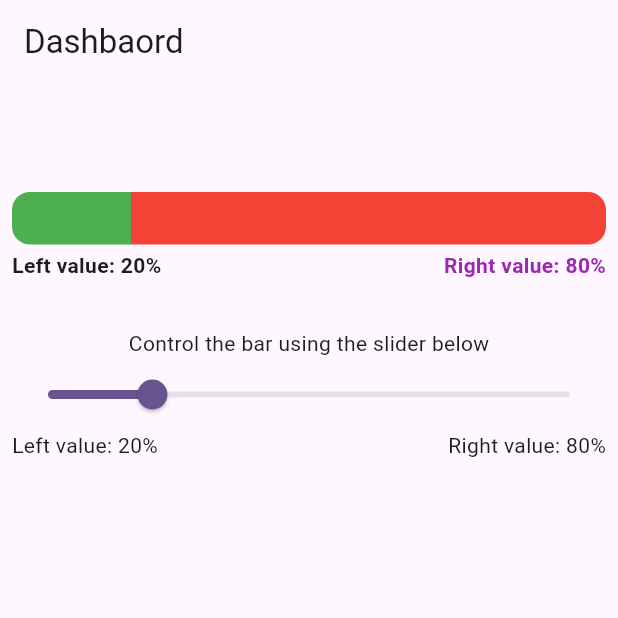
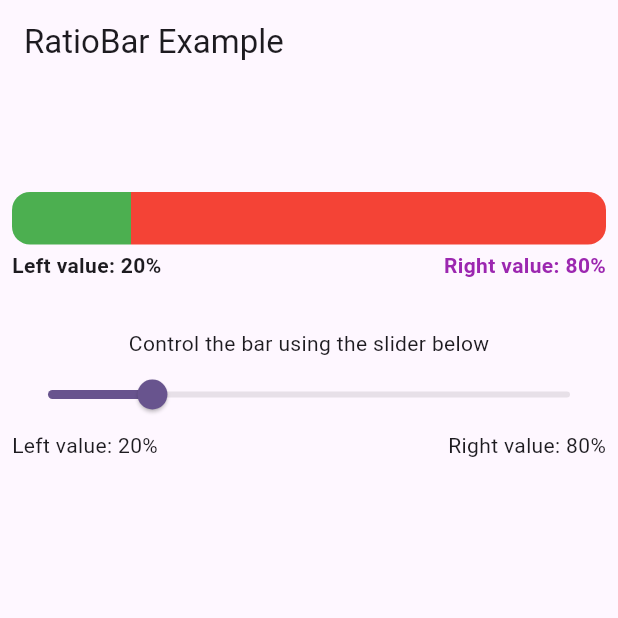
Before and after one commit to krzychudz/ratio_bar, a Flutter app: the screen it shows after launch, on a phone screen of 412 x 824 dp, the top half of it. Run offline on Flutter 3.47's test engine with Material 3 defaults, Android fonts, the phone set to English and light mode, and no system bars.

Commit message:
Add readme description

```diff
--- a/example/lib/main.dart
+++ b/example/lib/main.dart
@@ -36,7 +36,7 @@ class _HomePageState extends State<HomePage> {
 
     return Scaffold(
       appBar: AppBar(
-        title: const Text('Dashbaord'),
+        title: const Text('RatioBar Example'),
       ),
       body: Center(
         child: Padding(
```
Also changed, not shown: assets/preview.jpg (added), 2 other files.
